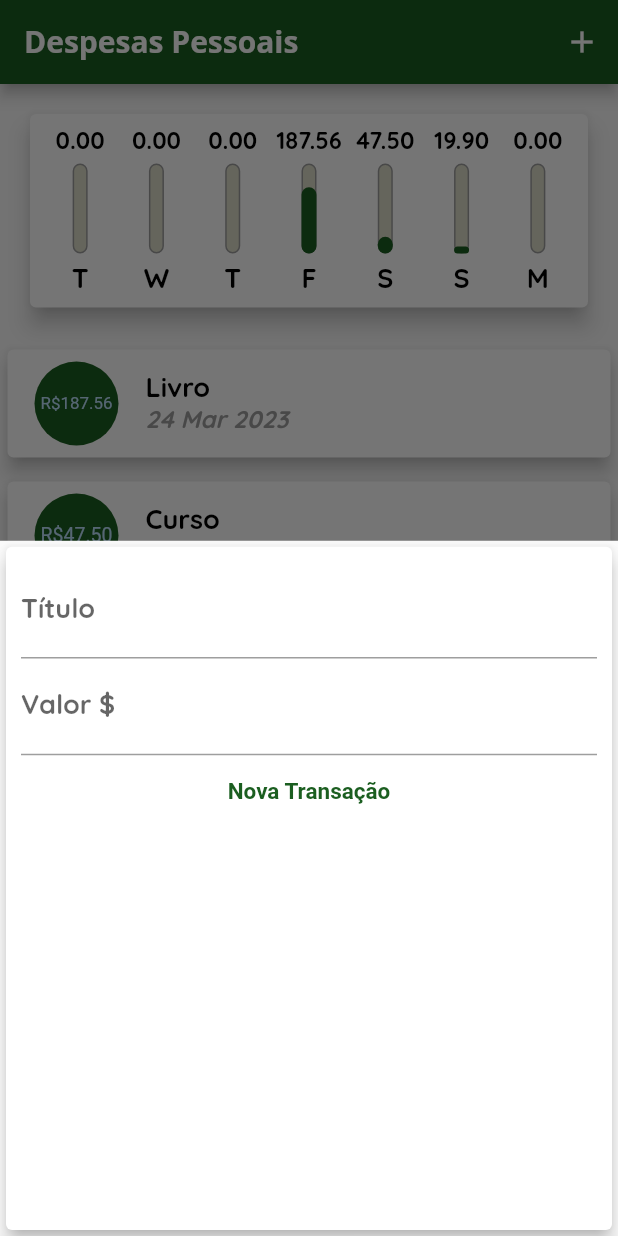
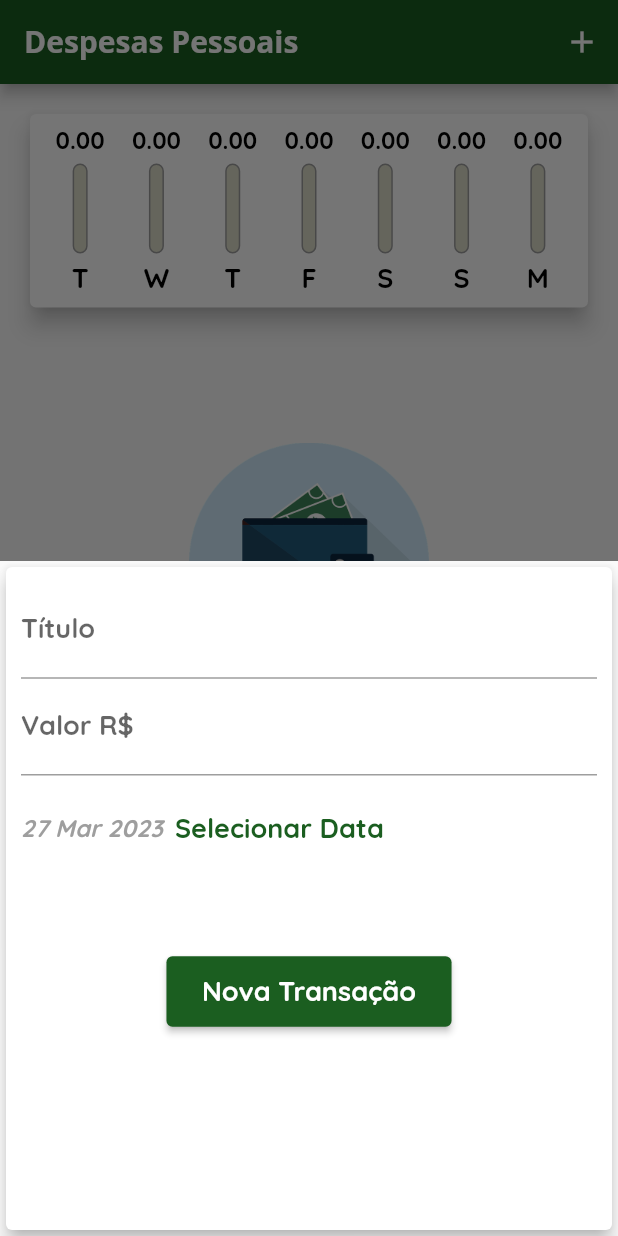
Before and after one commit to Digo-Castro/Aprendendo-Flutter, a Flutter app: the screen it shows after launch, after a tap on the "add" icon, on a phone screen of 412 x 824 dp. Run offline on Flutter 3.47's test engine with Material 2 defaults, Android fonts, the phone set to English and light mode, and no system bars.

Commit message:
Add logica de data e captura de data

```diff
--- a/project_expenses/lib/components/chart.dart
+++ b/project_expenses/lib/components/chart.dart
@@ -48,13 +48,15 @@ class Chart extends StatelessWidget {
           mainAxisAlignment: MainAxisAlignment.spaceBetween,
           children: groupedTransactions
               .map((trans) => Flexible(
-                fit: FlexFit.tight,
-                child: ChartBar(
+                    fit: FlexFit.tight,
+                    child: ChartBar(
                       label: trans['day'],
-                      percentage: trans['amount'] / _weekTotalAmount,
+                      percentage: _weekTotalAmount <= 0
+                          ? 0
+                          : trans['amount'] / _weekTotalAmount,
                       amount: trans['amount'],
                     ),
-              ))
+                  ))
               .toList(),
         ),
       ),
--- a/project_expenses/lib/components/transaction_form.dart
+++ b/project_expenses/lib/components/transaction_form.dart
@@ -1,7 +1,8 @@
 import 'package:flutter/material.dart';
+import 'package:intl/intl.dart';
 
 class TransactionForm extends StatefulWidget {
-  final void Function(String, double) onSubmit;
+  final void Function(String, double, DateTime) onSubmit;
 
   const TransactionForm({super.key, required this.onSubmit});
 
@@ -11,21 +12,38 @@ class TransactionForm extends StatefulWidget {
 
 class _TransactionFormState extends State<TransactionForm> {
   final _titleController = TextEditingController();
-  final _valueController = TextEditingController();
+  final _amountController = TextEditingController();
+  DateTime _selectedDate = DateTime.now();
 
   void _submitForm() {
     final title = _titleController.text;
-    final value = double.tryParse(_valueController.text) ?? 0.0;
+    final amount = double.tryParse(_amountController.text) ?? 0.0;
 
-    if (title.isEmpty || value <= 0) {
+    if (title.isEmpty || amount <= 0) {
       return;
     }
-    widget.onSubmit(title, value);
+    widget.onSubmit(title, amount, _selectedDate);
+  }
+
+  _showDatePicker() {
+    showDatePicker(
+      context: context,
+      initialDate: DateTime.now(),
+      firstDate: DateTime(2022),
+      lastDate: DateTime.now(),
+    ).then((pickedDate) {
+      if (pickedDate == null) return;
+      setState(() {
+        _selectedDate = pickedDate;
+      });
+    });
   }
 
   @override
   Widget build(BuildContext context) {
-    return Card(
+    return SizedBox(
+      height: 450,
+      child: Card(
         elevation: 5,
         child: Padding(
           padding: const EdgeInsets.all(10.0),
@@ -42,21 +60,50 @@ class _TransactionFormState extends State<TransactionForm> {
                 keyboardType:
                     const TextInputType.numberWithOptions(decimal: true),
                 onSubmitted: (_) => _submitForm(),
-                controller: _valueController,
+                controller: _amountController,
                 decoration: const InputDecoration(
-                  labelText: 'Valor \$',
-                )),
+                  labelText: 'Valor R\$',
+                ),
+              ),
+              SizedBox(
+                height: 70,
+                child: Row(
+                  children: [
+                    Text(
+                      _selectedDate == null ? 'Nenhuma Data Selecionada' :
+                      DateFormat('d MMM y').format(_selectedDate!),
+                      style: Theme.of(context).textTheme.titleSmall,
+                    ),
                     TextButton(
+                      onPressed: _showDatePicker,
+                      child: Text(
+                        'Selecionar Data',
+                        style: Theme.of(context).textTheme.titleLarge,
+                      ),
+                    )
+                  ],
+                ),
+              ),
+              Container(
+                margin: const EdgeInsets.only(
+                  top: 50,
+                ),
+                child: ElevatedButton(
                   onPressed: _submitForm,
+                  child: Padding(
+                    padding: const EdgeInsets.symmetric(
+                      vertical: 12.0,
+                      horizontal: 10,
+                    ),
                     child: Text(
                       'Nova Transação',
-                  style: TextStyle(
-                    color: Theme.of(context).colorScheme.primary,
-                    fontWeight: FontWeight.bold,
-                    fontSize: 15,
+                      style: Theme.of(context).textTheme.labelLarge,
                     ),
-                )),
+                  ),
+                ),
+              ),
             ],
+          ),
         ),
       ),
     );
--- a/project_expenses/lib/main.dart
+++ b/project_expenses/lib/main.dart
@@ -49,6 +49,12 @@ class ExpensesApp extends StatelessWidget {
             fontStyle: FontStyle.italic,
             color: Colors.grey,
           ),
+          labelLarge: const TextStyle(
+            color: Colors.white,
+            fontFamily: 'Quicksand',
+            fontWeight: FontWeight.bold,
+            fontSize: 18,
+          ),
         ),
       ),
     );
@@ -63,32 +69,7 @@ class MyHomePage extends StatefulWidget {
 }
 
 class _MyHomePageState extends State<MyHomePage> {
-  final List<Transaction> _transactions = [
-    Transaction(
-        id: 't1',
-        title: 'Livro',
-        amount: 187.56,
-        date: DateTime.now().subtract(const Duration(days: 3))),
-    Transaction(
-        id: 't2',
-        title: 'Curso',
-        amount: 47.50,
-        date: DateTime.now().subtract(const Duration(days: 2))),
-    Transaction(id: 't3', title: 'Game', amount: 19.90, date: DateTime.now().subtract(const Duration(days: 1))),
-    // Transaction(
-    //     id: 't4', title: 'Carro', amount: 860000.00, date: DateTime.now()),
-    // Transaction(
-    //     id: 't5',
-    //     title: 'Apartamento',
-    //     amount: 1900000.90,
-    //     date: DateTime.now()),
-    // Transaction(
-    //     id: 't6',
-    //     title: 'Passagem aérea',
-    //     amount: 4700.50,
-    //     date: DateTime.now()),
-    // Transaction(id: 't7', title: 'Game', amount: 190.90, date: DateTime.now()),
-  ];
+  final List<Transaction> _transactions = [];
 
   List<Transaction> get _recentTransactions {
     return _transactions
@@ -97,12 +78,12 @@ class _MyHomePageState extends State<MyHomePage> {
         .toList();
   }
 
-  void _addTransaction(String title, double amount) {
+  void _addTransaction(String title, double amount, DateTime date) {
     final newTransaction = Transaction(
       id: UniqueKey().toString(),
       title: title,
       amount: amount,
-      date: DateTime.now(),
+      date: date,
     );
     setState(() {
       _transactions.add(newTransaction);
```
Lines whose indentation alone changed are shown as unchanged.
